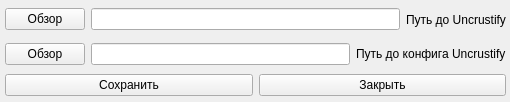
This is autoFormatToolApp/settingform.ui in dethwyn/AutoFormatTool as Qt 5 draws it before an edit. The edited form follows.
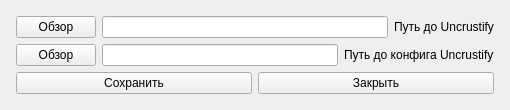
This is the edited form.

Commit message: Включение компоновки окна настроек

The edit to the form file:
```diff
--- a/autoFormatToolApp/settingform.ui
+++ b/autoFormatToolApp/settingform.ui
@@ -13,15 +13,8 @@
   <property name="windowTitle">
    <string>Настройки</string>
   </property>
-  <widget class="QWidget" name="verticalLayoutWidget">
-   <property name="geometry">
-    <rect>
-     <x>0</x>
-     <y>0</y>
-     <width>511</width>
-     <height>101</height>
-    </rect>
-   </property>
+  <layout class="QGridLayout" name="gridLayout">
+   <item row="0" column="0">
    <layout class="QVBoxLayout" name="verticalLayout">
     <property name="leftMargin">
      <number>5</number>
@@ -104,7 +97,8 @@
      </layout>
     </item>
    </layout>
-  </widget>
+   </item>
+  </layout>
  </widget>
  <resources/>
  <connections/>
```
Lines whose indentation alone changed are shown as unchanged.
